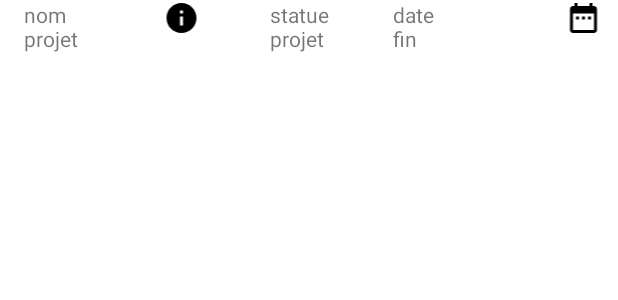
After one commit to elouafi22/planificationMobile2, an Android app: the layout adapetprojet.xml on its own in the app's theme, with its tools: preview values and no code run, on a phone screen of 412 x 824 dp. The commit adds this screen. Shown: the top 300 px of the screen. Run offline under Robolectric (Android 15) with nearby library versions, the phone set to English and light mode, and no system bars; network calls fail.

Commit message:
j'ai ajouter le traitement de mon planning ,il reste quelque modification ,je leu ajouter plus tard

```diff
--- /dev/null
+++ b/app/src/main/java/com/example/planificationmobile2/traitementPourProjet/DataRecievedListener.java
@@ -0,0 +1,5 @@
+package com.example.planificationmobile2.traitementPourProjet;
+
+public interface DataRecievedListener {
+    void onDataRecieved();
+}
--- /dev/null
+++ b/app/src/main/res/drawable/information_projet.xml
@@ -0,0 +1,5 @@
+<vector android:height="24dp" android:tint="#000000"
+    android:viewportHeight="24" android:viewportWidth="24"
+    android:width="24dp" xmlns:android="http://schemas.android.com/apk/res/android">
+    <path android:fillColor="@android:color/white" android:pathData="M12,2C6.48,2 2,6.48 2,12s4.48,10 10,10 10,-4.48 10,-10S17.52,2 12,2zM13,17h-2v-6h2v6zM13,9h-2L11,7h2v2z"/>
+</vector>
--- /dev/null
+++ b/app/src/main/res/drawable/planningprojet.xml
@@ -0,0 +1,5 @@
+<vector android:height="24dp" android:tint="#000000"
+    android:viewportHeight="24" android:viewportWidth="24"
+    android:width="24dp" xmlns:android="http://schemas.android.com/apk/res/android">
+    <path android:fillColor="@android:color/white" android:pathData="M9,11L7,11v2h2v-2zM13,11h-2v2h2v-2zM17,11h-2v2h2v-2zM19,4h-1L18,2h-2v2L8,4L8,2L6,2v2L5,4c-1.11,0 -1.99,0.9 -1.99,2L3,20c0,1.1 0.89,2 2,2h14c1.1,0 2,-0.9 2,-2L21,6c0,-1.1 -0.9,-2 -2,-2zM19,20L5,20L5,9h14v11z"/>
+</vector>
--- /dev/null
+++ b/app/src/main/res/layout/adapetprojet.xml
@@ -0,0 +1,62 @@
+<?xml version="1.0" encoding="utf-8"?>
+<LinearLayout xmlns:android="http://schemas.android.com/apk/res/android"
+    android:orientation="vertical"
+    android:layout_width="match_parent"
+    android:layout_height="match_parent">
+
+    <LinearLayout
+        android:orientation="horizontal"
+        android:layout_width="match_parent"
+        android:layout_height="wrap_content"
+        >
+
+        <TextView
+            android:id="@+id/nomprojet"
+            android:layout_width="0dp"
+            android:layout_height="wrap_content"
+            android:text="@string/item_projet"
+            android:layout_weight="3"
+            android:layout_marginLeft="16dp"
+            android:layout_marginRight="16dp"
+            android:layout_marginBottom="16dp"/>
+
+        <ImageView
+            android:id="@+id/informationprojet"
+            android:layout_width="wrap_content"
+            android:layout_height="wrap_content"
+            android:src="@drawable/information_projet"
+            android:layout_weight="1"
+            android:layout_marginRight="16dp"
+            android:layout_marginBottom="16dp"/>
+
+        <TextView
+            android:id="@+id/statutprojet"
+            android:layout_width="0dp"
+            android:layout_height="wrap_content"
+            android:text="@string/statutprojet"
+            android:layout_weight="3"
+            android:layout_marginLeft="20dp"
+            android:layout_marginRight="16dp"
+            android:layout_marginBottom="16dp"/>
+
+        <TextView
+            android:id="@+id/datefinProjet"
+            android:layout_width="0dp"
+            android:layout_height="wrap_content"
+            android:text="@string/datefinprojet"
+            android:layout_weight="2"
+            android:layout_marginRight="60dp"
+            android:layout_marginBottom="16dp"/>
+
+        <ImageView
+            android:id="@+id/planningprojet"
+            android:layout_width="wrap_content"
+            android:layout_height="wrap_content"
+            android:src="@drawable/planningprojet"
+            android:layout_weight="1"
+            android:layout_marginBottom="16dp"/>
+
+
+    </LinearLayout>
+
+</LinearLayout>
--- a/app/src/main/res/values/strings.xml
+++ b/app/src/main/res/values/strings.xml
@@ -18,4 +18,7 @@
     <string name="facebook" />
     <string name="twitter" />
     <string name="login">LOGIN</string>
+    <string name="item_projet">nom projet</string>
+    <string name="statutprojet">statue projet</string>
+    <string name="datefinprojet">date fin</string>
 </resources>
--- a/app/src/main/res/values/themes.xml
+++ b/app/src/main/res/values/themes.xml
@@ -1,6 +1,6 @@
 <resources xmlns:tools="http://schemas.android.com/tools">
     <!-- Base application theme. -->
-    <style name="Theme.PlanificationMobile2" parent="Theme.MaterialComponents.DayNight.NoActionBar">
+    <style name="Theme.PlanificationMobile2" parent="Theme.MaterialComponents.DayNight">
         <!-- Primary brand color. -->
         <item name="colorPrimary">@color/purple_500</item>
         <item name="colorPrimaryVariant">@color/purple_700</item>
```
Also changed, not shown: app/src/main/java/com/example/planificationmobile2/connection.java (+4 -3 lines), app/src/main/java/com/example/planificationmobile2/monPlanning.java (+19 -52 lines), app/src/main/java/com/example/planificationmobile2/traitementPourProjet/afficherProjet.java (added, +71 -0 lines), app/src/main/java/com/example/planificationmobile2/traitementPourProjet/popupprojet.java (added, +52 -0 lines), app/src/main/java/com/example/planificationmobile2/traitementPourProjet/projet.java (added, +46 -0 lines), app/src/main/java/com/example/planificationmobile2/traitementPourProjet/projetAdapeter.java (added, +85 -0 lines), app/src/main/res/layout/activity_mon_planning.xml (+40 -10 lines), app/src/main/res/layout/layoutprojet.xml (added, +8 -0 lines), app/src/main/res/layout/popus_afficherprojet.xml (added, +59 -0 lines).
